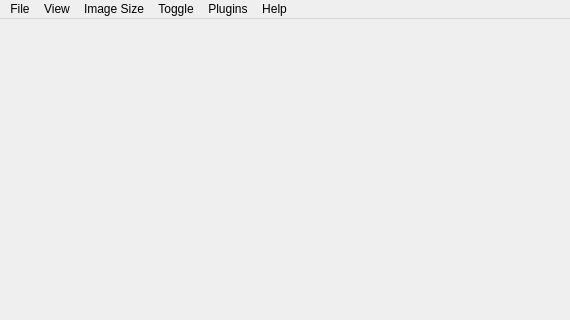
Qt form drishti/mainwindow.ui (nci/drishti) before a commit; both pictures show x 0 to 570 and y 0 to 320 of the 570 by 558 pixel window.
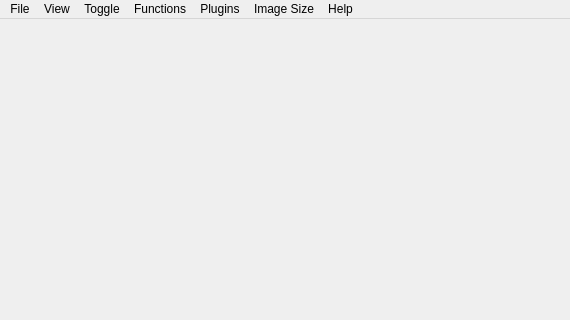
The same form after that commit.

Commit message: menu functions

Patch:
```diff
--- a/drishti/mainwindow.ui
+++ b/drishti/mainwindow.ui
@@ -26,7 +26,7 @@
      <x>0</x>
      <y>0</y>
      <width>570</width>
-     <height>27</height>
+     <height>21</height>
     </rect>
    </property>
    <widget class="QMenu" name="menuFile">
@@ -160,11 +160,17 @@
      <string>Plugins</string>
     </property>
    </widget>
+   <widget class="QMenu" name="menuFunctions">
+    <property name="title">
+     <string>Functions</string>
+    </property>
+   </widget>
    <addaction name="menuFile"/>
    <addaction name="menuView"/>
-   <addaction name="menuImage_Size"/>
    <addaction name="menuToggle"/>
+   <addaction name="menuFunctions"/>
    <addaction name="menuPlugins"/>
+   <addaction name="menuImage_Size"/>
    <addaction name="menuHelp"/>
   </widget>
   <widget class="QStatusBar" name="statusBar">
```
The commit also changes 6 other files.
